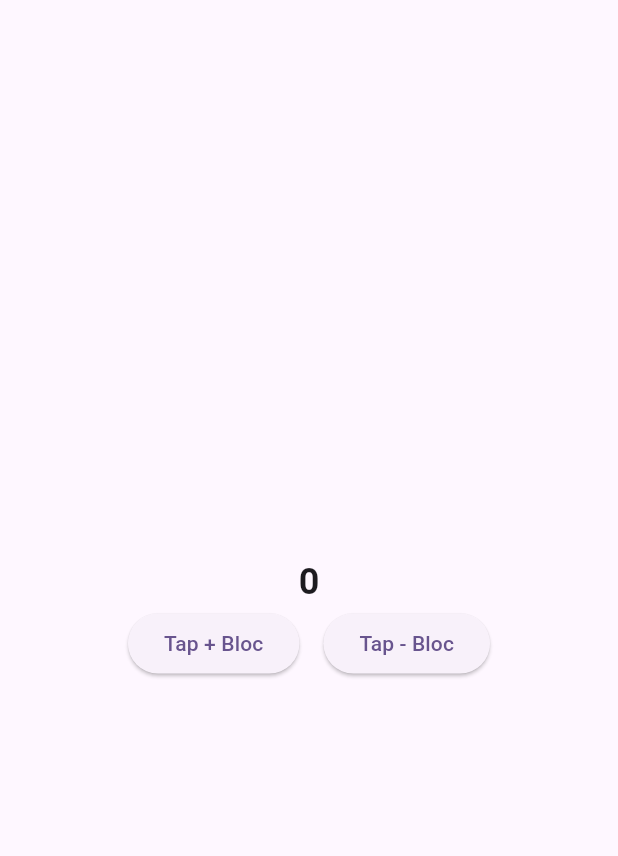
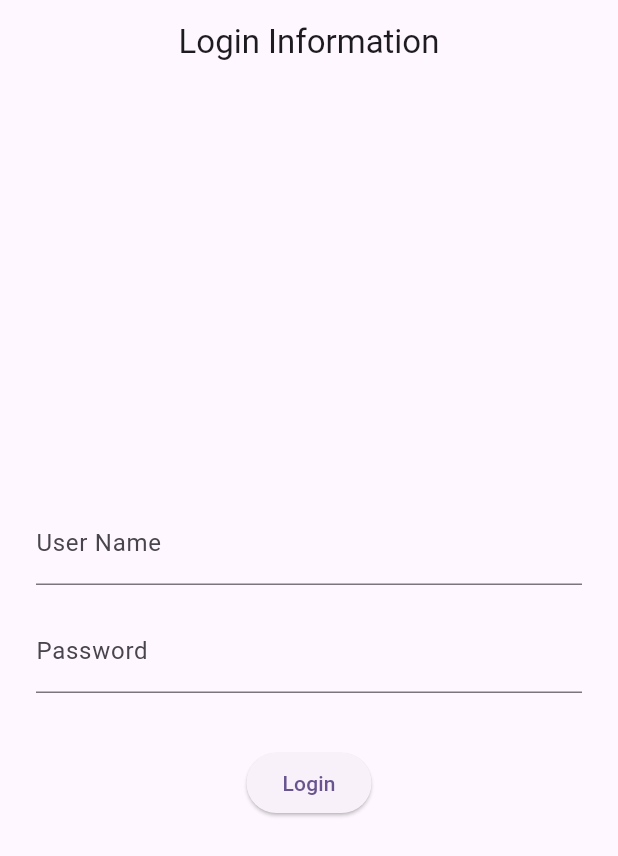
Before and after one commit to qaisershameer/block_test_up, a Flutter app: the screen it shows after launch, on a phone screen of 412 x 824 dp. Shown: the top 856 px of the screen. Run offline on Flutter 3.47's test engine with Material 3 defaults, Android fonts, the phone set to English and light mode, and no system bars; our stand-ins replace bloc, dio, equatable, flutter_bloc.

Commit message:
Jul 30 KBS

```diff
--- /dev/null
+++ b/lib/bloc/login/login_bloc.dart
@@ -0,0 +1,37 @@
+import 'package:bloc/bloc.dart';
+import 'package:block_test/bloc/login/login_event.dart';
+import 'package:block_test/bloc/login/login_state.dart';
+import 'package:block_test/data/repositories/auth_repo.dart';
+import 'package:flutter/cupertino.dart';
+
+class LoginBloc extends Bloc<LoginEvent, LoginState>{
+
+  final _authRepo = AuthRepo();
+
+  LoginBloc() : super(LoginState(isLoading: false)){
+
+    on<LoginUserEvent>(_loginUser);
+
+  }
+
+  /// [Login] - Function to login the user
+  Future<void> _loginUser(LoginUserEvent event, Emitter<LoginState> emit) async {
+    try {
+
+      /// Start Loading
+      emit(state.copyWith(isLoading: true));
+
+      // login user
+      await _authRepo.loginUser(event.userName, event.password);
+
+      print('Success');
+
+      // stop loading
+      emit(state.copyWith(isLoading: false));
+
+    } catch (e) {
+      debugPrint('Error while login: $e');
+    }
+  }
+
+}
--- /dev/null
+++ b/lib/bloc/login/login_event.dart
@@ -0,0 +1,15 @@
+
+import 'package:equatable/equatable.dart';
+
+class LoginEvent extends Equatable {
+  @override
+  List<Object?> get props => [];
+
+}
+
+class LoginUserEvent extends LoginEvent{
+  final String userName;
+  final String password;
+
+  LoginUserEvent({required this.userName, required this.password});
+}
--- /dev/null
+++ b/lib/bloc/login/login_state.dart
@@ -0,0 +1,14 @@
+import 'package:equatable/equatable.dart';
+
+class LoginState extends Equatable {
+  final bool isLoading;
+
+  const LoginState({required this.isLoading});
+
+  LoginState copyWith({bool? isLoading}) {
+    return LoginState(isLoading: isLoading ?? this.isLoading);
+  }
+
+  @override
+  List<Object?> get props => [isLoading];
+}
--- /dev/null
+++ b/lib/data/repositories/auth_repo.dart
@@ -0,0 +1,17 @@
+import 'package:block_test/data/services/api_service.dart';
+import 'package:dio/dio.dart';
+
+class AuthRepo {
+  final _apiService = ApiServices();
+
+  /// [Login] - Function to login the user
+  Future<Response> loginUser(String userName, String password) async {
+    try {
+      Response response = await _apiService.postApi('https://dummyjson.com/auth/login', {'username': userName, 'password': password});
+
+      return response;
+    } catch (e) {
+      rethrow;
+    }
+  }
+}
--- a/lib/main.dart
+++ b/lib/main.dart
@@ -1,7 +1,8 @@
-import 'package:block_test/bloc/counter_bloc.dart';
 import 'package:flutter/material.dart';
-import 'package:block_test/screens/home_screen.dart';
 import 'package:flutter_bloc/flutter_bloc.dart';
+import 'package:block_test/bloc/login/login_bloc.dart';
+import 'package:block_test/bloc/counter/counter_bloc.dart';
+import 'package:block_test/screens/login/login_screen.dart';
 
 void main() {
   runApp(const MyApp());
@@ -12,15 +13,15 @@ class MyApp extends StatelessWidget {
 
   @override
   Widget build(BuildContext context) {
-    return BlocProvider(
-      create: (context) => CounterBloc(),
+    return MultiBlocProvider(
+      providers: [BlocProvider(create: (context) => LoginBloc())],
       child: MaterialApp(
-        title: 'Flutter Demo',
+        title: 'Bloc Login App',
         debugShowCheckedModeBanner: false,
         theme: ThemeData(
           colorScheme: ColorScheme.fromSeed(seedColor: Colors.deepPurple),
         ),
-        home: HomeScreen(),
+        home: LoginScreen(),
       ),
     );
   }
--- /dev/null
+++ b/lib/screens/login/login_screen.dart
@@ -0,0 +1,75 @@
+import 'package:block_test/bloc/login/login_bloc.dart';
+import 'package:block_test/bloc/login/login_event.dart';
+import 'package:flutter/material.dart';
+import 'package:flutter_bloc/flutter_bloc.dart';
+
+class LoginScreen extends StatefulWidget {
+  const LoginScreen({super.key});
+
+  @override
+  State<LoginScreen> createState() => _LoginScreenState();
+}
+
+class _LoginScreenState extends State<LoginScreen> {
+  late final TextEditingController _userName;
+  late final TextEditingController _password;
+
+  @override
+  void initState() {
+    _userName = TextEditingController();
+    _password = TextEditingController();
+    super.initState();
+  }
+
+  @override
+  void dispose() {
+    _userName.dispose();
+    _password.dispose();
+    super.dispose();
+  }
+
+  @override
+  Widget build(BuildContext context) {
+    return Scaffold(
+      // [AppBar]
+      appBar: AppBar(title: Text('Login Information'), centerTitle: true),
+
+      // [Padding]
+      body: Padding(
+        padding: EdgeInsets.all(24),
+
+        // [Column]
+        child: Column(
+          mainAxisAlignment: MainAxisAlignment.center,
+          children: [
+            // [Email Field]
+            TextFormField(
+              controller: _userName,
+              decoration: InputDecoration(labelText: 'User Name'),
+            ),
+
+            // Gap
+            SizedBox(height: 16),
+
+            // [Password Field]
+            TextFormField(
+              controller: _password,
+              decoration: InputDecoration(labelText: 'Password'),
+            ),
+
+            // Gap
+            SizedBox(height: 36),
+
+            // Login Button
+            ElevatedButton(
+              onPressed: () {
+                context.read<LoginBloc>().add(LoginUserEvent(userName: _userName.text, password: _password.text));
+              },
+              child: Text('Login'),
+            ),
+          ],
+        ),
+      ),
+    );
+  }
+}
--- a/pubspec.yaml
+++ b/pubspec.yaml
@@ -17,8 +17,9 @@ dependencies:
 
 
   cupertino_icons: ^1.0.8
+  bloc: ^9.0.0
+  dio: ^5.8.0+1
   equatable: ^2.0.7
-  bloc: ^9.0.0
   flutter_bloc: ^9.1.1
 
 dev_dependencies:
```
Also changed, not shown: lib/bloc/counter/counter_bloc.dart (added, +23 -0 lines), lib/bloc/counter/counter_event.dart (added, +10 -0 lines), lib/bloc/counter/counter_state.dart (added, +15 -0 lines), lib/data/services/api_service.dart (added, +29 -0 lines), lib/screens/home/home_screen.dart (added, +53 -0 lines), lib/models/user_model.dart (added), pubspec.lock.
